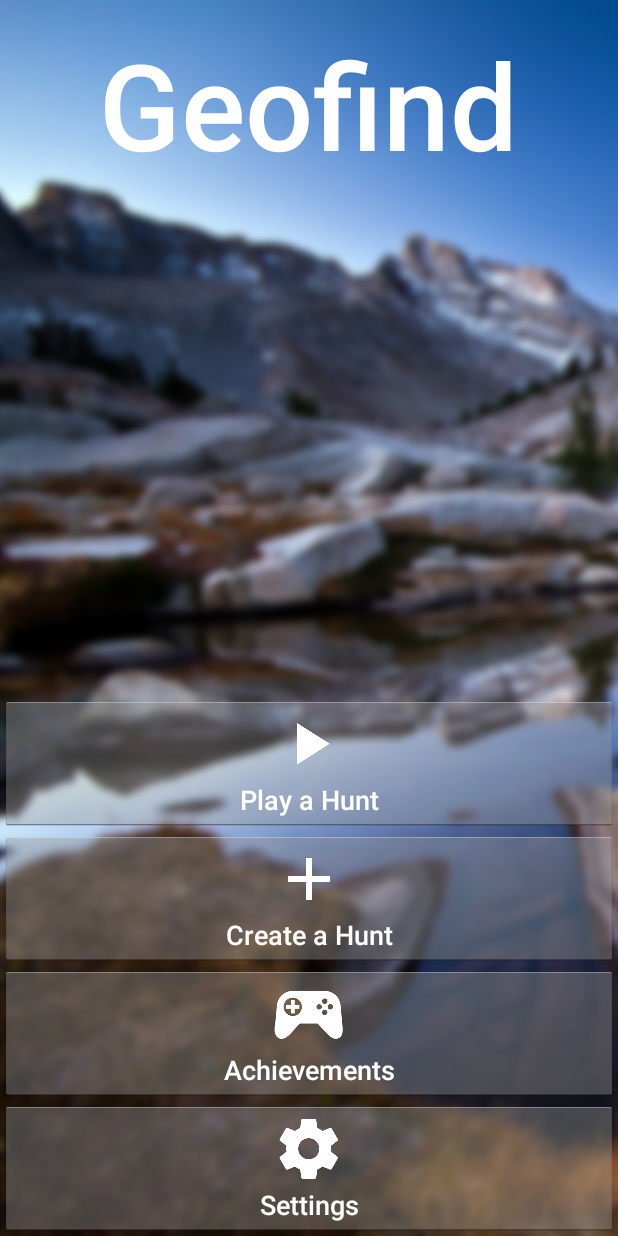
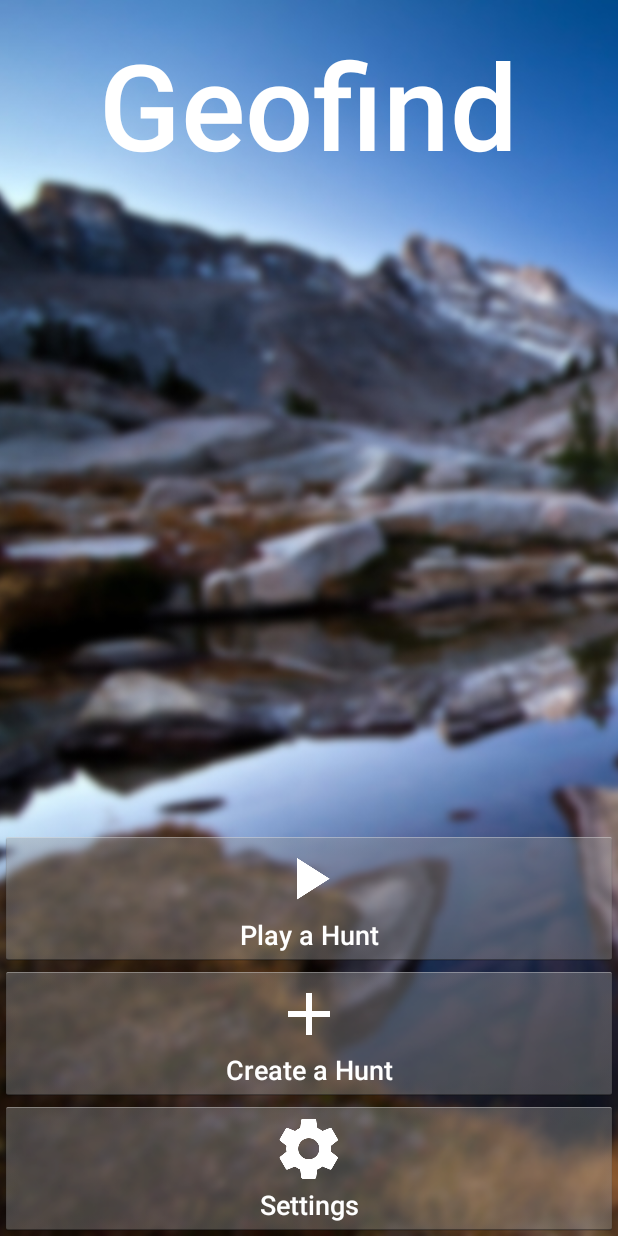
Before and after one commit to mickey946/Geofind, an Android app: the screen it shows after launch (MainScreenActivity), on a phone screen of 412 x 824 dp. Run offline under Robolectric (Android 15) with nearby library versions, the phone set to English and light mode, and no system bars; libraries missing offline, so code that uses them is left out: com.parse; 8 statements that could not run were skipped.

Commit message:
Removed achievements button.

```diff
--- a/app/src/main/res/layout/activity_main_screen.xml
+++ b/app/src/main/res/layout/activity_main_screen.xml
@@ -49,10 +49,10 @@
                 android:text="@string/main_screen_create_hunt" />
 
 
-            <Button
-                style="@style/main_bottom_button"
-                android:drawableTop="@drawable/ic_games_controller_white"
-                android:text="@string/main_screen_google_play_games" />
+            <!--<Button-->
+                <!--style="@style/main_bottom_button"-->
+                <!--android:drawableTop="@drawable/ic_games_controller_white"-->
+                <!--android:text="@string/main_screen_google_play_games" />-->
 
             <Button
                 style="@style/main_bottom_button"
```
